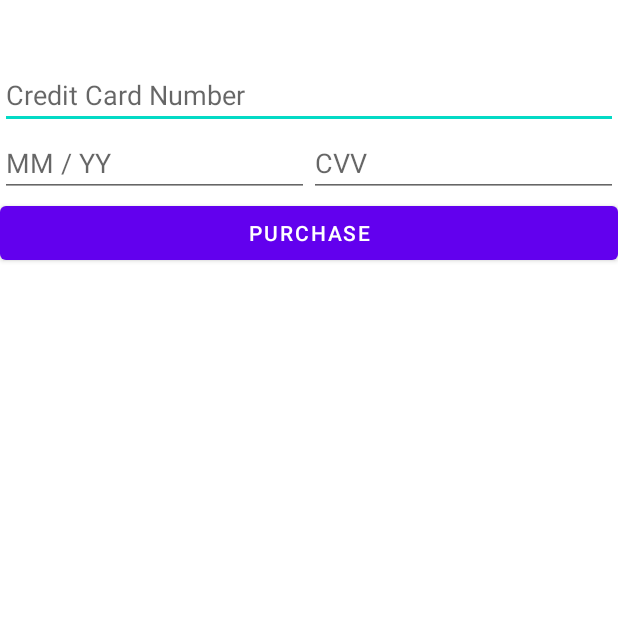
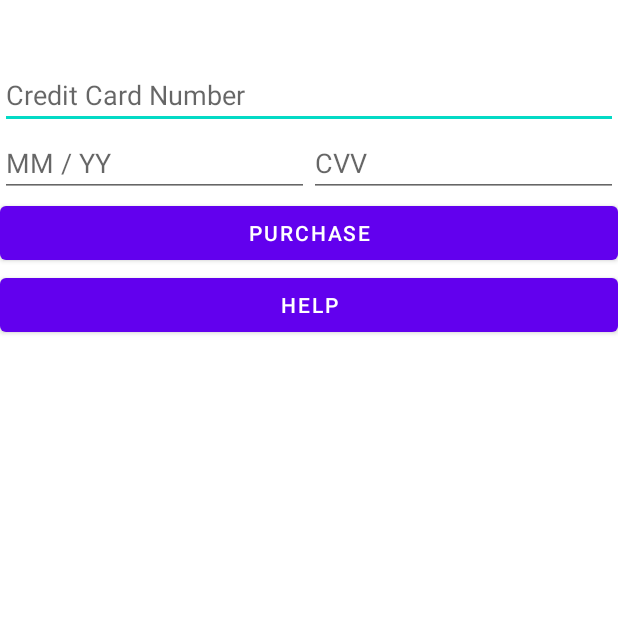
Before and after one commit to char-e/mobilefinalW21, an Android app: the PaymentActivity screen opened directly, with no data from a screen before it, on a phone screen of 412 x 824 dp, the top half of it. Run offline under Robolectric (Android 15) with nearby library versions, the phone set to English and light mode, and no system bars.

Commit message:
missing nav values still

```diff
--- a/app/src/main/res/layout/activity_payment.xml
+++ b/app/src/main/res/layout/activity_payment.xml
@@ -53,5 +53,11 @@
         android:layout_width="match_parent"
         android:layout_height="wrap_content"
         android:text="@string/purchase" />
+    <Button
+        android:layout_width="match_parent"
+        android:layout_height="wrap_content"
+        android:text="@string/help"
+        android:id="@+id/helpButton"
+        />
 
 </LinearLayout>
--- a/app/src/main/res/layout/activity_weather_forecast.xml
+++ b/app/src/main/res/layout/activity_weather_forecast.xml
@@ -48,5 +48,11 @@
         android:layout_height="wrap_content"
         android:gravity="center"
         android:text="UvRating"/>
+    <Button
+        android:layout_width="match_parent"
+        android:layout_height="wrap_content"
+        android:text="@string/help"
+        android:id="@+id/helpButton"
+    />
 
 </LinearLayout>
--- a/app/src/main/res/values/strings.xml
+++ b/app/src/main/res/values/strings.xml
@@ -21,6 +21,9 @@
     <string name="nav_header_desc">Navigation header</string>
     <string name="action_settings">Settings</string>
     <string name="weather">Weather</string>
+    <string name="help">Help</string>
+    <string name="weatherhelptext">This page displays your current weather.</string>
+    <string name="paymenthelptext">You can buy more articles instantly here.</string>
 
     <string name="menu_home">Home</string>
     <string name="menu_gallery">Gallery</string>
```
Also changed, not shown: app/src/main/java/com/kakaladies/newsdemon/PaymentActivity.java (+15 -0 lines), app/src/main/java/com/kakaladies/newsdemon/WeatherForecast.java (+25 -1 lines), 1 other file.
